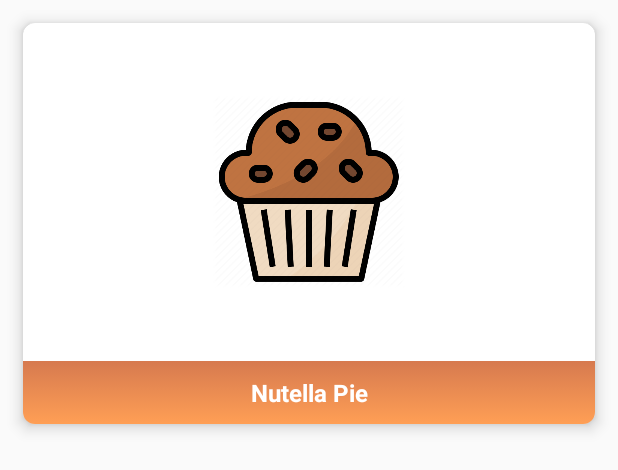
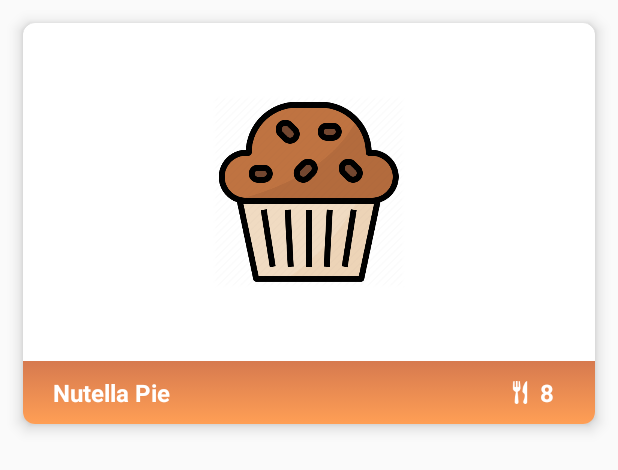
Before and after one commit to hyouness/baking-time, an Android app: the layout recipes_list_item.xml on its own in the app's theme, with its tools: preview values and no code run, on a phone screen of 412 x 824 dp. Shown: the top 470 px of the screen. Run offline under Robolectric (Android 15) with nearby library versions, the phone set to English and light mode, and no system bars.

Commit message:
feat: Add servings info to recipe items in recycler-view

```diff
--- a/app/src/main/AndroidManifest.xml
+++ b/app/src/main/AndroidManifest.xml
@@ -1,5 +1,6 @@
 <?xml version="1.0" encoding="utf-8"?>
 <manifest xmlns:android="http://schemas.android.com/apk/res/android"
+    xmlns:tools="http://schemas.android.com/tools"
     package="com.example.bakingtime">
 
     <uses-permission android:name="android.permission.ACCESS_NETWORK_STATE" />
@@ -11,8 +12,9 @@
         android:label="@string/app_name"
         android:roundIcon="@mipmap/ic_launcher_round"
         android:supportsRtl="true"
-        android:theme="@style/AppTheme">
-        <activity android:name=".MainActivity">
+        android:theme="@style/AppTheme"
+        tools:ignore="AllowBackup,GoogleAppIndexingWarning">
+        <activity android:name=".ui.MainActivity">
             <intent-filter>
                 <action android:name="android.intent.action.MAIN" />
 
--- a/app/src/main/java/com/example/bakingtime/adapter/RecipesAdapter.java
+++ b/app/src/main/java/com/example/bakingtime/adapter/RecipesAdapter.java
@@ -8,7 +8,6 @@
 import androidx.recyclerview.widget.RecyclerView;
 
 import com.example.bakingtime.R;
-import com.example.bakingtime.RecipesViewHolder;
 import com.example.bakingtime.model.Recipe;
 
 import java.util.ArrayList;
@@ -47,11 +46,11 @@
         notifyDataSetChanged();
     }
 
-    public List<Recipe> getRecipes() {
+    List<Recipe> getRecipes() {
         return recipes;
     }
 
-    public void onRecipeClick(Recipe recipe) {
+    void onRecipeClick(Recipe recipe) {
         onRecipeClickListener.onRecipeClick(recipe);
     }
 }
--- a/app/src/main/res/layout/activity_main.xml
+++ b/app/src/main/res/layout/activity_main.xml
@@ -4,7 +4,7 @@
     android:layout_width="match_parent"
     android:layout_height="match_parent"
     android:id="@+id/frameLayout"
-    tools:context=".MainActivity">
+    tools:context=".ui.MainActivity">
 
     <androidx.recyclerview.widget.RecyclerView
         android:id="@+id/recipes_rv"
--- a/app/src/main/res/layout/recipes_list_item.xml
+++ b/app/src/main/res/layout/recipes_list_item.xml
@@ -26,17 +26,56 @@
             android:contentDescription="@string/recipe_image"
             tools:src="@drawable/recipe_placeholder"/>
 
+        <LinearLayout
+            android:layout_width="match_parent"
+            android:layout_height="wrap_content"
+            android:layout_gravity="bottom"
+            android:weightSum="10"
+            android:orientation="horizontal"
+            android:background="@drawable/recipe_title_gradient">
             <TextView
                 android:id="@+id/recipe_name_tv"
-            android:layout_width="match_parent"
+                android:layout_width="0dp"
                 android:layout_height="wrap_content"
-            android:gravity="center"
+                android:layout_weight="8.5"
+                android:gravity="start"
                 android:layout_marginTop="0dp"
                 android:padding="10dp"
-            android:background="@drawable/recipe_title_gradient"
+                android:paddingStart="20dp"
+                android:paddingEnd="10dp"
                 tools:text="Nutella Pie"
                 android:textSize="@dimen/recipe_title_text_size"
                 android:textColor="@android:color/white"
                 android:textStyle="bold"/>
+
+            <LinearLayout
+                android:id="@+id/servings_layout"
+                android:layout_width="0dp"
+                android:layout_height="match_parent"
+                android:layout_gravity="center_vertical"
+                android:gravity="center_vertical"
+                android:orientation="horizontal"
+                android:layout_weight="1.5"
+                tools:ignore="UseCompoundDrawables">
+
+                <ImageView
+                    android:layout_width="@dimen/servings_icon_size"
+                    android:layout_height="@dimen/servings_icon_size"
+                    android:src="@drawable/servings_icon"
+                    android:contentDescription="@string/servings_icon" />
+
+                <TextView
+                    android:id="@+id/servings_tv"
+                    android:layout_width="wrap_content"
+                    android:layout_height="match_parent"
+                    android:layout_marginStart="5dp"
+                    tools:text="8"
+                    android:gravity="center_vertical"
+                    android:textSize="@dimen/recipe_title_text_size"
+                    android:textColor="@android:color/white"
+                    android:textStyle="bold"/>
+            </LinearLayout>
+
+        </LinearLayout>
     </LinearLayout>
 </androidx.cardview.widget.CardView>
--- a/app/src/main/res/values/dimens.xml
+++ b/app/src/main/res/values/dimens.xml
@@ -5,4 +5,6 @@
     <dimen name="recipe_height">225dp</dimen>
     <dimen name="details_text_size">14sp</dimen>
     <dimen name="recipe_title_text_size">16sp</dimen>
+    <dimen name="servings_text_size">18sp</dimen>
+    <dimen name="servings_icon_size">15dp</dimen>
 </resources>
--- a/app/src/main/res/values/strings.xml
+++ b/app/src/main/res/values/strings.xml
@@ -5,4 +5,5 @@
     <string name="retry_loading_recipes">Retry loading recipes…</string>
     <string name="retry">Retry</string>
     <string name="no_recipes">No recipes found.</string>
+    <string name="servings_icon">Icon for number of servings</string>
 </resources>
```
Also changed, not shown: app/src/main/java/com/example/bakingtime/adapter/RecipesViewHolder.java (renamed from app/src/main/java/com/example/bakingtime/RecipesViewHolder.java, +18 -5 lines), app/src/main/java/com/example/bakingtime/ui/MainActivity.java (renamed from app/src/main/java/com/example/bakingtime/MainActivity.java, +10 -8 lines), app/src/main/res/drawable-hdpi/servings_icon.png (added), app/src/main/res/drawable-mdpi/servings_icon.png (added), app/src/main/res/drawable-xhdpi/servings_icon.png (added), app/src/main/res/drawable-xxhdpi/servings_icon.png (added), app/src/main/res/drawable-xxxhdpi/servings_icon.png (added), app/src/main/res/drawable/recipe_placeholder.png (deleted), 1 other file. Lines whose indentation alone changed are shown as unchanged.
